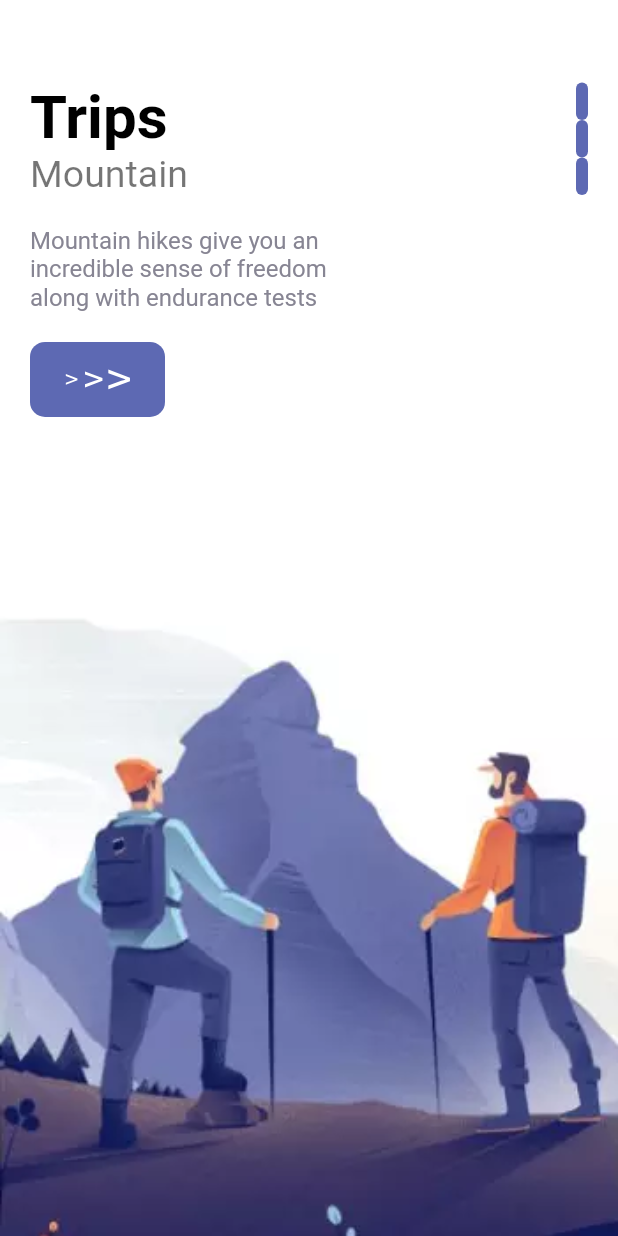
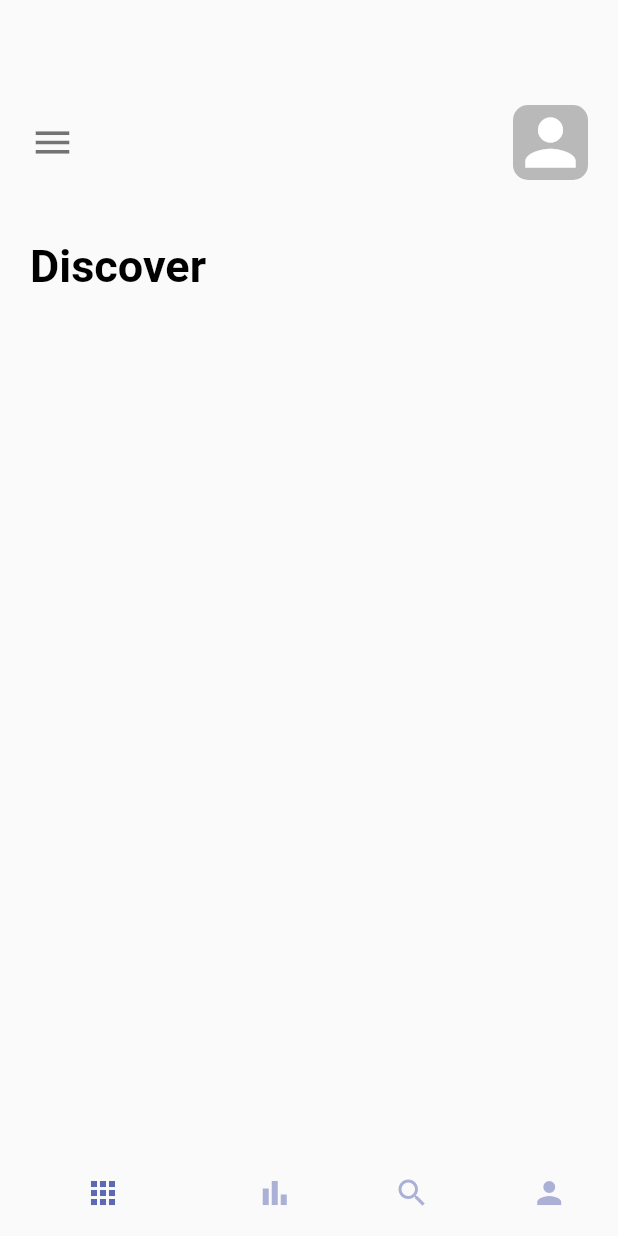
Before and after one commit to IlyasMukatdisov/flutter_demo, a Flutter app: the screen it shows after launch, on a phone screen of 412 x 824 dp. Run offline on Flutter 3.47's test engine with Material 2 defaults, Android fonts, the phone set to English and light mode, and no system bars; our stand-ins replace flutter_svg.

Commit message:
base fundament and started creating home_page.dart

```diff
--- a/lib/main.dart
+++ b/lib/main.dart
@@ -1,5 +1,5 @@
 import 'package:flutter/material.dart';
-import 'package:flutter_demo/pages/welcome_page.dart';
+import 'package:flutter_demo/pages/navpages/main_page.dart';
 
 void main() {
   runApp(const MyApp());
@@ -25,7 +25,7 @@ class MyApp extends StatelessWidget {
         // is not restarted.
         primarySwatch: Colors.blue,
       ),
-      home:  const WelcomePage()
+      home:  const MainPage() /*WelcomePage()*/
     );
   }
 }
--- /dev/null
+++ b/lib/pages/navpages/home_page.dart
@@ -0,0 +1,55 @@
+import 'package:flutter/material.dart';
+import 'package:flutter_demo/widgets/app_large_text.dart';
+
+class HomePage extends StatefulWidget {
+  const HomePage({Key? key}) : super(key: key);
+
+  @override
+  State<HomePage> createState() => _HomePageState();
+}
+
+class _HomePageState extends State<HomePage> {
+  @override
+  Widget build(BuildContext context) {
+    /*double width = MediaQuery.of(context).size.width;
+    double height = MediaQuery.of(context).size.height;*/
+
+    return Scaffold(
+      body: Column(
+        children: [
+          Container(
+            padding: const EdgeInsets.only(top: 70, left: 20, right: 20),
+            child: Row(
+              mainAxisAlignment: MainAxisAlignment.spaceBetween,
+              children: [
+                const Icon(Icons.menu, size: 30, color: Colors.black54),
+                Container(
+                  width: 50,
+                  height: 50,
+                  decoration: BoxDecoration(
+                      borderRadius: BorderRadius.circular(10),
+                      color: Colors.black26),
+                  child:
+                      const Icon(Icons.person, size: 50, color: Colors.white),
+                )
+              ],
+            ),
+          ),
+          Container(
+            alignment: Alignment.topLeft,
+            margin: const EdgeInsets.only(left: 20, right: 20, top: 40),
+            child: const AppLargeText(
+              text: "Discover",
+            ),
+          ),
+          /*Container(
+            margin: const EdgeInsets.only(left: 20, right: 20, top: 30),
+            child: TabBar(
+              tabs: [TabBar],
+            )
+          )*/
+        ],
+      ),
+    );
+  }
+}
--- /dev/null
+++ b/lib/pages/navpages/main_page.dart
@@ -0,0 +1,46 @@
+import 'package:flutter/material.dart';
+import 'package:flutter_demo/pages/navpages/home_page.dart';
+import 'package:flutter_demo/pages/navpages/my_page.dart';
+import 'package:flutter_demo/pages/navpages/bar_item_page.dart';
+import 'package:flutter_demo/pages/navpages/search_page.dart';
+import 'package:flutter_demo/res/colors/colors.dart';
+
+class MainPage extends StatefulWidget {
+  const MainPage({Key? key}) : super(key: key);
+
+  @override
+  State<MainPage> createState() => _MainPageState();
+}
+
+class _MainPageState extends State<MainPage> {
+  List pages = const [HomePage(), BarItemPage(), SearchPage(), MyPage()];
+  int currentIndex = 0;
+
+  void onTap(int index) {
+    setState(() {
+      currentIndex = index;
+    });
+  }
+
+  @override
+  Widget build(BuildContext context) {
+    return Scaffold(
+      body: pages[currentIndex],
+      bottomNavigationBar: BottomNavigationBar(
+        onTap: onTap,
+        currentIndex: currentIndex,
+        selectedItemColor: AppColors.mainColor,
+        unselectedItemColor: AppColors.mainColor.withOpacity(0.5),
+        showSelectedLabels: false,
+        showUnselectedLabels: false,
+        elevation: 0,
+        items: const [
+          BottomNavigationBarItem(label: "Home", icon: Icon(Icons.apps)),
+          BottomNavigationBarItem(label: "Bar", icon: Icon(Icons.bar_chart)),
+          BottomNavigationBarItem(label: "Search", icon: Icon(Icons.search)),
+          BottomNavigationBarItem(label: "Search", icon: Icon(Icons.person))
+        ],
+      ),
+    );
+  }
+}
--- a/lib/pages/welcome_page.dart
+++ b/lib/pages/welcome_page.dart
@@ -40,11 +40,9 @@ class _WelcomePageState extends State<WelcomePage> {
                       crossAxisAlignment: CrossAxisAlignment.start,
                       children: [
                         const AppLargeText(
-                            text: Strings.welcomePageFirstHeader,
-                            size: 40),
+                            text: Strings.welcomePageFirstHeader, size: 40),
                         const AppText(
-                            text: Strings.welcomePageFirstSubHeader,
-                            size: 25),
+                            text: Strings.welcomePageFirstSubHeader, size: 25),
                         Container(
                             margin: const EdgeInsets.only(top: 20),
                             width: width / 1.8,
@@ -54,23 +52,25 @@ class _WelcomePageState extends State<WelcomePage> {
                               size: 16,
                             )),
                         const SizedBox(height: 20),
-                         Container(
+                        Container(
                           constraints: const BoxConstraints.tightFor(),
                           child: const ResponsiveButton(
-                            height: 50, width: 90, borderRadius: 10, /*text: "Book Trip Now"*/) ,
+                            height: 50,
+                            width: 90,
+                            borderRadius: 10, /*text: "Book Trip Now"*/
+                          ),
                         )
-
                       ],
                     ),
                     Column(
-                      children: List.generate(3, (index){
+                      children: List.generate(3, (indexDots) {
                         return Container(
                           width: 8,
-                          height: 25,
+                          margin: const EdgeInsets.only(bottom: 4),
+                          height: index == indexDots ? 24 : 8,
                           decoration: BoxDecoration(
-                            borderRadius: BorderRadius.circular(8),
-                            color: AppColors.mainColor
-                          ),
+                              borderRadius: BorderRadius.circular(8),
+                              color: index == indexDots ?AppColors.mainColor: AppColors.mainColor.withOpacity(0.5)),
                         );
                       }),
                     )
```
Also changed, not shown: lib/pages/navpages/bar_item_page.dart (added, +14 -0 lines), lib/pages/navpages/my_page.dart (added, +14 -0 lines), lib/pages/navpages/search_page.dart (added, +14 -0 lines).
